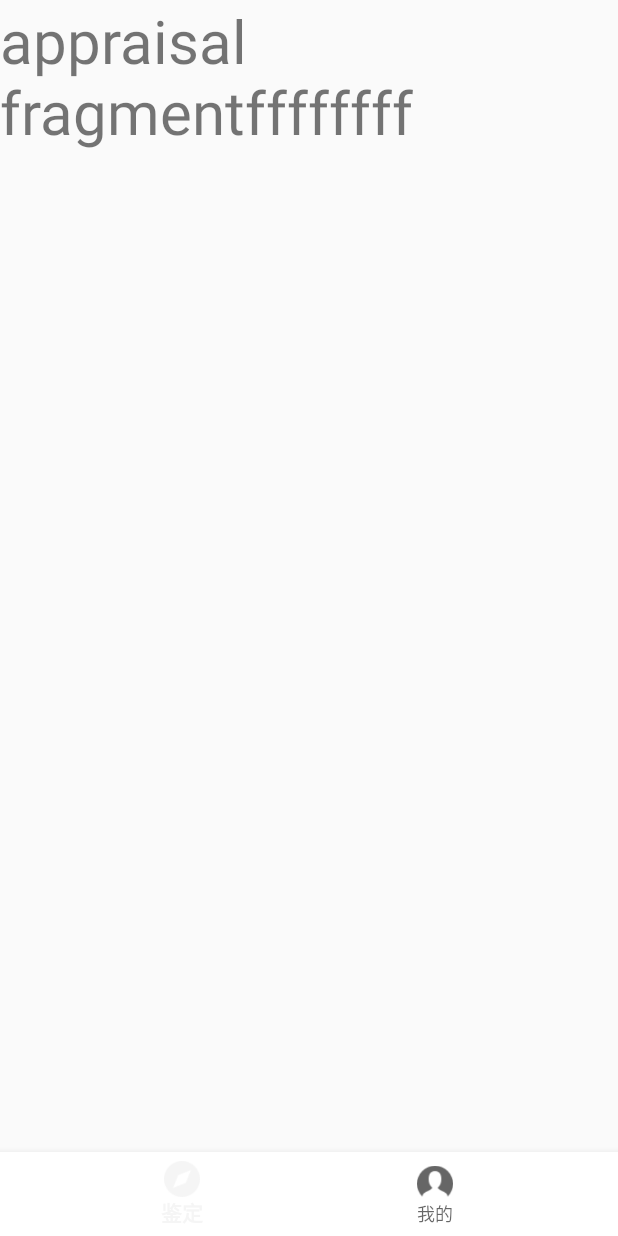
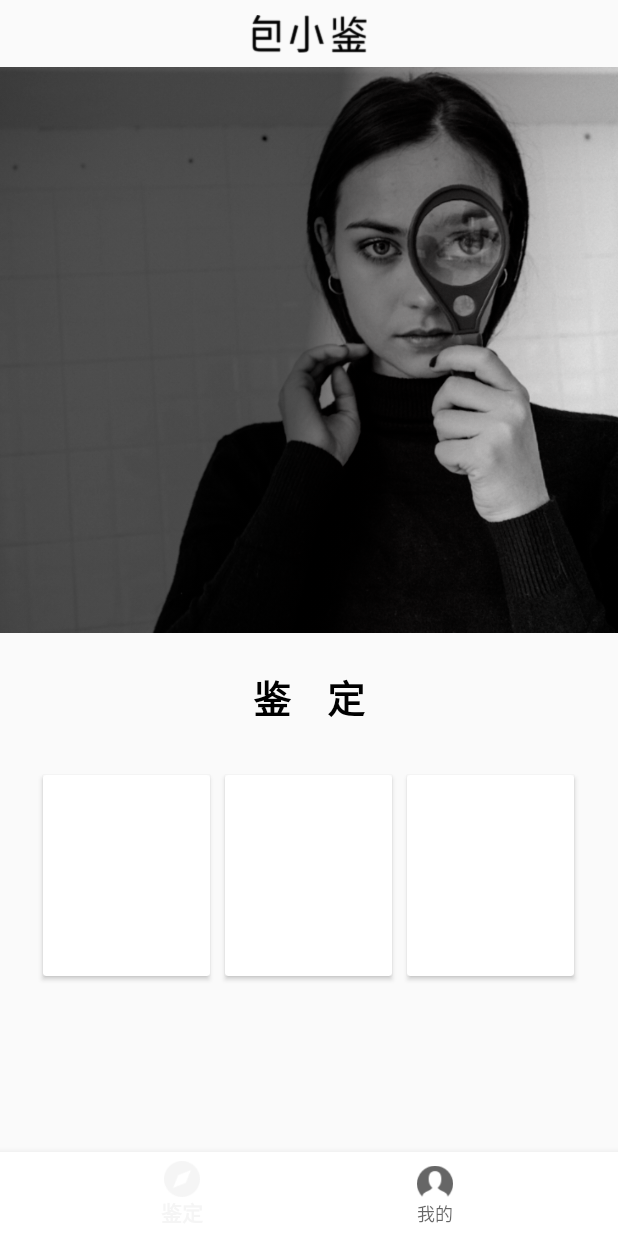
Before and after one commit to BlackRxing/baobao, an Android app: the screen it shows after launch (MainActivity), on a phone screen of 412 x 824 dp. Run offline under Robolectric (Android 15) with nearby library versions, the phone set to English and light mode, and no system bars.

Commit message:
鉴定页UI初步搭建

```diff
--- a/app/src/main/java/com/example/baoxiaojianapp/baoxiaojianapp/fragment/PersonFragment.java
+++ b/app/src/main/java/com/example/baoxiaojianapp/baoxiaojianapp/fragment/PersonFragment.java
@@ -29,5 +29,4 @@ public class PersonFragment extends Fragment {
         return inflater.inflate(R.layout.fragment_person, container, false);
     }
 
-
 }
--- a/app/src/main/res/layout/fragment_appraisal.xml
+++ b/app/src/main/res/layout/fragment_appraisal.xml
@@ -5,12 +5,68 @@
     android:layout_height="match_parent"
     tools:context=".baoxiaojianapp.fragment.AppraisalFragment">
 
-    <!-- TODO: Update blank fragment layout -->
-    <TextView
+    <RelativeLayout
         android:layout_width="match_parent"
-        android:layout_height="match_parent"
-        android:text="appraisal fragmentffffffff"
-        android:textSize="40sp"
-        android:layout_gravity="center"/>
+        android:layout_height="match_parent">
 
+        <ImageView
+            android:id="@+id/main_title"
+            android:layout_width="match_parent"
+            android:layout_height="25dp"
+            android:src="@drawable/baoxiaojianfont"
+            android:scaleType="fitCenter"
+            android:textSize="40sp"
+            android:layout_marginTop="10dp"
+            />
+        <ImageView
+            android:id="@+id/main_banner"
+            android:layout_width="match_parent"
+            android:layout_height="385dp"
+            android:src="@drawable/banner"
+            android:layout_below="@+id/main_title"
+            android:textSize="40sp"
+            android:layout_marginTop="5dp"
+            />
+        <TextView
+            android:id="@+id/main_apparasal_text"
+            android:layout_height="wrap_content"
+            android:layout_width="match_parent"
+            android:layout_below="@+id/main_banner"
+            android:text="鉴    定"
+            android:textSize="25sp"
+            android:textStyle="bold"
+            android:textColor="@color/black"
+            android:gravity="center_horizontal"
+            android:layout_marginTop="19dp"
+            />
+        <RelativeLayout
+            android:layout_width="match_parent"
+            android:layout_height="200dp"
+            android:layout_below="@+id/main_apparasal_text"
+            >
+            <androidx.cardview.widget.CardView
+                android:id="@+id/bag_card"
+                android:layout_width="111dp"
+                android:layout_height="134dp"
+                android:layout_toLeftOf="@+id/shoe_card"
+                android:layout_centerVertical="true"
+                android:layout_marginRight="10dp"/>
+            <androidx.cardview.widget.CardView
+                android:id="@+id/shoe_card"
+                android:layout_width="111dp"
+                android:layout_height="134dp"
+                android:layout_centerInParent="true"/>
+            <androidx.cardview.widget.CardView
+                android:id="@+id/watch_card"
+                android:layout_width="111dp"
+                android:layout_height="134dp"
+                android:layout_toRightOf="@+id/shoe_card"
+                android:layout_centerVertical="true"
+                android:layout_marginLeft="10dp"/>
+        </RelativeLayout>
+
+
+
+
+    </RelativeLayout>
 </FrameLayout>
--- a/app/src/main/res/values/strings.xml
+++ b/app/src/main/res/values/strings.xml
@@ -19,6 +19,7 @@
 
     <string name="appraisal">鉴定</string>
     <string name="person">我的</string>
+    <string name="appraisal_main">鉴  定</string>
 
     <!-- TODO: Remove or change this placeholder text -->
     <string name="hello_blank_fragment">Hello blank fragment</string>
```
Also changed, not shown: app/src/main/res/drawable/banner.png (added), app/src/main/res/drawable/baoxiaojianfont.png (added).
